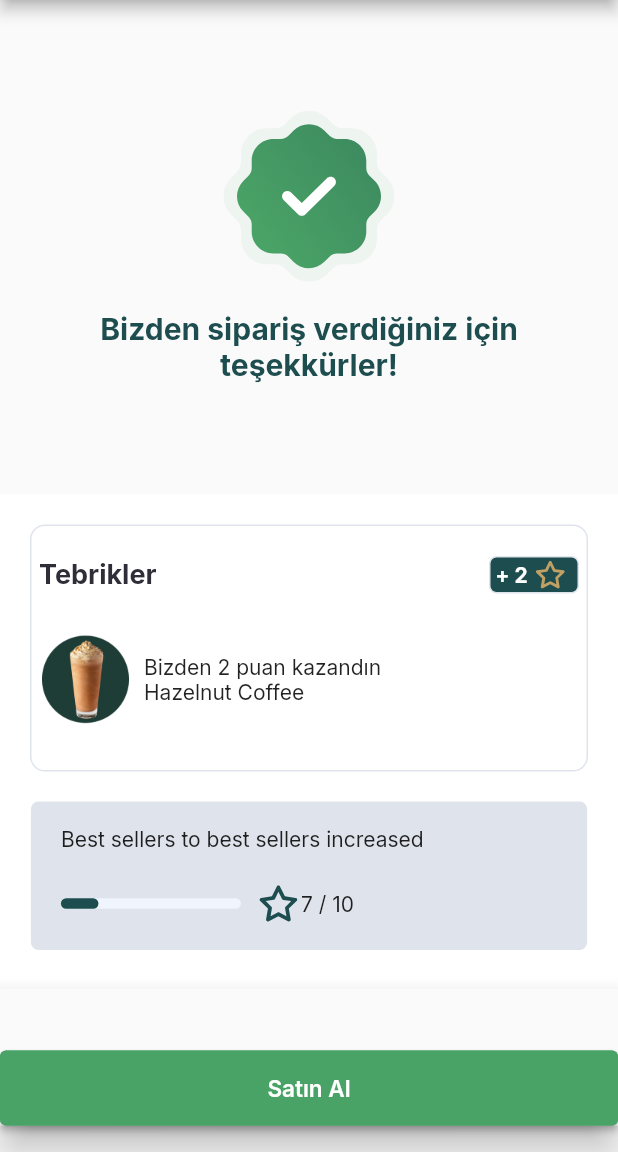
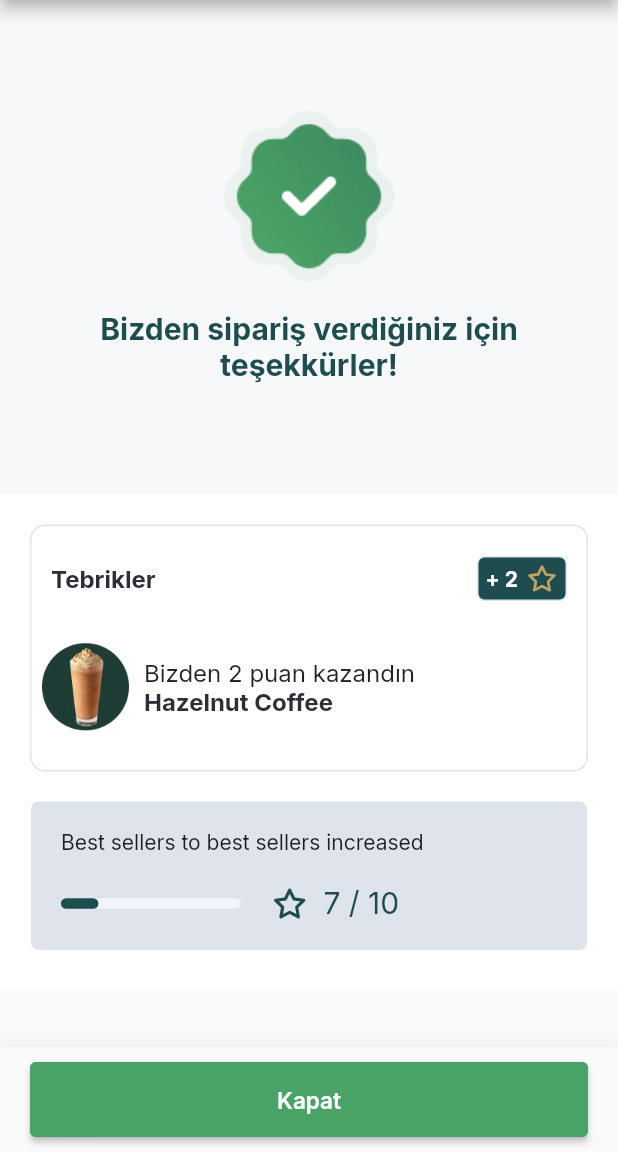
Before and after one commit to durannumit/starbucks-redesign, a Flutter app: the OrderCompletedScreen screen opened by its route, on a phone screen of 412 x 824 dp, the part 84-1236 px from its top. Run offline on Flutter 3.47's test engine with Material 2 defaults, Android fonts, the phone set to English and light mode, and no system bars; our stand-ins replace flutter_svg, google_fonts, syncfusion_flutter_gauges.

Commit message:
order completed screen done

```diff
--- a/lib/constants/app_theme.dart
+++ b/lib/constants/app_theme.dart
@@ -27,6 +27,11 @@ final ThemeData themeData = ThemeData(
       fontWeight: FontWeight.w700,
       fontSize: 18,
     ),
+    headline4: const TextStyle(
+      color: AppColors.dark,
+      fontWeight: FontWeight.w700,
+      fontSize: 16,
+    ),
     bodyText1: const TextStyle(
       fontWeight: FontWeight.bold,
       color: AppColors.darkGrey,
--- a/lib/constants/colors.dart
+++ b/lib/constants/colors.dart
@@ -16,7 +16,7 @@ class AppColors {
     900: Color(0xFFfd4959)
   };
 
-  static const Color background = Color(0xFF0F1923);
+  static const Color background = Color(0xFFF7F8FA);
   static const Color mainTextColor = Color(0xFFEEEEEE);
   static const Color selectedTabColor = Color(0xFFFD4959);
   static const Color gradientStartColor = Color(0xFF6365C2);
--- a/lib/pages/order/order_completed_scren.dart
+++ b/lib/pages/order/order_completed_scren.dart
@@ -8,6 +8,38 @@ class OrderCompletedScreen extends StatelessWidget {
   @override
   Widget build(BuildContext context) {
     return Scaffold(
+      bottomNavigationBar: Material(
+        elevation: 20,
+        child: Container(
+          padding: const EdgeInsets.symmetric(
+            horizontal: 20,
+            vertical: 10,
+          ),
+          child: SizedBox(
+            height: 50,
+            child: ElevatedButton(
+              style: ButtonStyle(
+                backgroundColor: MaterialStateProperty.all<Color>(
+                  AppColors.mainGreen,
+                ),
+                shape: MaterialStateProperty.all<RoundedRectangleBorder>(
+                  RoundedRectangleBorder(
+                    borderRadius: BorderRadius.circular(4.0),
+                    side: const BorderSide(color: AppColors.mainGreen),
+                  ),
+                ),
+              ),
+              onPressed: () {},
+              child: Center(
+                child: Text(
+                  'Kapat',
+                  style: Theme.of(context).textTheme.button,
+                ),
+              ),
+            ),
+          ),
+        ),
+      ),
       appBar: AppBar(
         backgroundColor: Colors.white,
         centerTitle: false,
@@ -31,13 +63,13 @@ class OrderCompletedScreen extends StatelessWidget {
       body: SingleChildScrollView(
         child: Column(
           children: [
-            SizedBox(
+            Container(
+              color: AppColors.background,
               height: MediaQuery.of(context).size.height * .4,
+              width: double.infinity,
               child: Column(
                 children: [
-                  SvgPicture.asset(
-                    'assets/icon/check_icon.svg',
-                  ),
+                  Image.asset('assets/images/Success.png'),
                   const SizedBox(
                     height: 20,
                   ),
@@ -72,15 +104,17 @@ class OrderCompletedScreen extends StatelessWidget {
                       mainAxisAlignment: MainAxisAlignment.start,
                       children: [
                         const SizedBox(height: 20),
-                        Row(
+                        Padding(
+                          padding: const EdgeInsets.symmetric(horizontal: 8),
+                          child: Row(
                             mainAxisAlignment: MainAxisAlignment.spaceBetween,
                             children: [
                               Text(
                                 'Tebrikler',
-                              style: Theme.of(context).textTheme.headline3,
+                                style: Theme.of(context).textTheme.headline4,
                               ),
                               Container(
-                              height: 25,
+                                height: 30,
                                 width: 60,
                                 decoration: BoxDecoration(
                                   borderRadius: BorderRadius.circular(5),
@@ -99,14 +133,17 @@ class OrderCompletedScreen extends StatelessWidget {
                                         color: Colors.white,
                                       ),
                                     ),
+                                    const SizedBox(width: 5),
                                     SvgPicture.asset(
                                       'assets/icon/u_star.svg',
                                       color: AppColors.gold,
+                                      height: 22,
                                     ),
                                   ],
                                 ),
                               )
                             ],
+                          ),
                         ),
                         const SizedBox(height: 20),
                         Row(
@@ -117,11 +154,19 @@ class OrderCompletedScreen extends StatelessWidget {
                             ),
                             const SizedBox(width: 10),
                             Column(
-                              mainAxisAlignment: MainAxisAlignment.start,
+                              mainAxisAlignment: MainAxisAlignment.center,
                               crossAxisAlignment: CrossAxisAlignment.start,
-                              children: const [
-                                Text('Bizden 2 puan kazandın'),
-                                Text('Hazelnut Coffee'),
+                              children: [
+                                const Text(
+                                  'Bizden 2 puan kazandın',
+                                  style: TextStyle(
+                                    fontSize: 16,
+                                  ),
+                                ),
+                                Text(
+                                  'Hazelnut Coffee',
+                                  style: Theme.of(context).textTheme.headline4,
+                                ),
                               ],
                             ),
                           ],
@@ -170,16 +215,19 @@ class OrderCompletedScreen extends StatelessWidget {
                                 ),
                               ],
                             ),
-                            const SizedBox(
-                              width: 10,
-                            ),
+                            const SizedBox(width: 20),
                             SvgPicture.asset(
                               'assets/icon/u_star.svg',
                               color: AppColors.darkGreen,
-                              height: 30,
+                              height: 25,
                             ),
+                            const SizedBox(width: 10),
                             const Text(
                               '7 / 10',
+                              style: TextStyle(
+                                fontSize: 20,
+                                color: AppColors.darkGreen,
+                              ),
                             ),
                           ],
                         ),
@@ -189,36 +237,6 @@ class OrderCompletedScreen extends StatelessWidget {
                 ],
               ),
             ),
-            Material(
-              elevation: 10,
-              child: Padding(
-                padding: EdgeInsets.only(
-                    top: MediaQuery.of(context).size.height * 0.05),
-                child: SizedBox(
-                  height: 50,
-                  child: ElevatedButton(
-                    style: ButtonStyle(
-                      backgroundColor: MaterialStateProperty.all<Color>(
-                        AppColors.mainGreen,
-                      ),
-                      shape: MaterialStateProperty.all<RoundedRectangleBorder>(
-                        RoundedRectangleBorder(
-                          borderRadius: BorderRadius.circular(4.0),
-                          side: const BorderSide(color: AppColors.mainGreen),
-                        ),
-                      ),
-                    ),
-                    onPressed: () {},
-                    child: Center(
-                      child: Text(
-                        'Satın Al',
-                        style: Theme.of(context).textTheme.button,
-                      ),
-                    ),
-                  ),
-                ),
-              ),
-            ),
           ],
         ),
       ),
```
Lines whose indentation alone changed are shown as unchanged.
